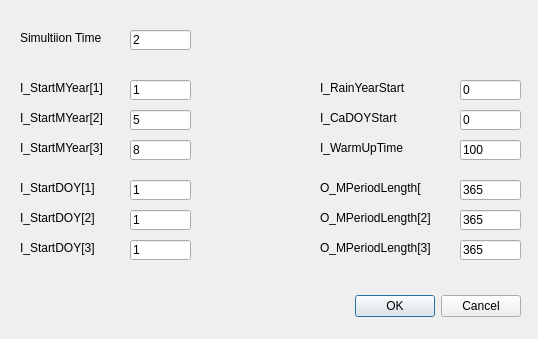
The window that uis/qtdesigners/input_initial_run.ui (uttu90/stella) describes before a commit, drawn with Qt 5.
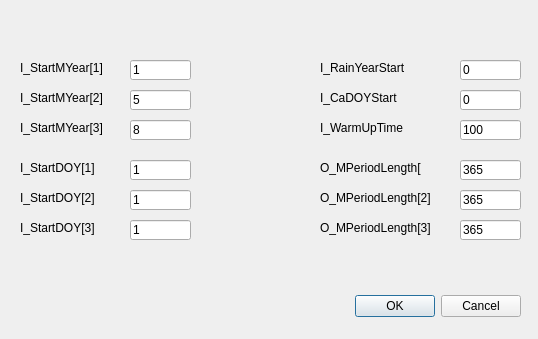
The same window after the commit.

What changed in the file:
```diff
--- a/uis/qtdesigners/input_initial_run.ui
+++ b/uis/qtdesigners/input_initial_run.ui
@@ -33,7 +33,7 @@
    <property name="geometry">
     <rect>
      <x>20</x>
-     <y>240</y>
+     <y>220</y>
      <width>91</width>
      <height>16</height>
     </rect>
@@ -46,7 +46,7 @@
    <property name="geometry">
     <rect>
      <x>460</x>
-     <y>110</y>
+     <y>90</y>
      <width>61</width>
      <height>20</height>
     </rect>
@@ -59,7 +59,7 @@
    <property name="geometry">
     <rect>
      <x>130</x>
-     <y>80</y>
+     <y>60</y>
      <width>61</width>
      <height>20</height>
     </rect>
@@ -72,7 +72,7 @@
    <property name="geometry">
     <rect>
      <x>20</x>
-     <y>140</y>
+     <y>120</y>
      <width>91</width>
      <height>16</height>
     </rect>
@@ -85,7 +85,7 @@
    <property name="geometry">
     <rect>
      <x>460</x>
-     <y>240</y>
+     <y>220</y>
      <width>61</width>
      <height>20</height>
     </rect>
@@ -98,7 +98,7 @@
    <property name="geometry">
     <rect>
      <x>460</x>
-     <y>140</y>
+     <y>120</y>
      <width>61</width>
      <height>20</height>
     </rect>
@@ -111,7 +111,7 @@
    <property name="geometry">
     <rect>
      <x>320</x>
-     <y>240</y>
+     <y>220</y>
      <width>111</width>
      <height>16</height>
     </rect>
@@ -124,7 +124,7 @@
    <property name="geometry">
     <rect>
      <x>320</x>
-     <y>110</y>
+     <y>90</y>
      <width>91</width>
      <height>16</height>
     </rect>
@@ -137,7 +137,7 @@
    <property name="geometry">
     <rect>
      <x>460</x>
-     <y>80</y>
+     <y>60</y>
      <width>61</width>
      <height>20</height>
     </rect>
@@ -150,7 +150,7 @@
    <property name="geometry">
     <rect>
      <x>130</x>
-     <y>140</y>
+     <y>120</y>
      <width>61</width>
      <height>20</height>
     </rect>
@@ -163,7 +163,7 @@
    <property name="geometry">
     <rect>
      <x>130</x>
-     <y>180</y>
+     <y>160</y>
      <width>61</width>
      <height>20</height>
     </rect>
@@ -176,7 +176,7 @@
    <property name="geometry">
     <rect>
      <x>320</x>
-     <y>210</y>
+     <y>190</y>
      <width>111</width>
      <height>16</height>
     </rect>
@@ -189,7 +189,7 @@
    <property name="geometry">
     <rect>
      <x>460</x>
-     <y>210</y>
+     <y>190</y>
      <width>61</width>
      <height>20</height>
     </rect>
@@ -202,7 +202,7 @@
    <property name="geometry">
     <rect>
      <x>320</x>
-     <y>140</y>
+     <y>120</y>
      <width>91</width>
      <height>16</height>
     </rect>
@@ -215,7 +215,7 @@
    <property name="geometry">
     <rect>
      <x>320</x>
-     <y>80</y>
+     <y>60</y>
      <width>91</width>
      <height>16</height>
     </rect>
@@ -228,7 +228,7 @@
    <property name="geometry">
     <rect>
      <x>20</x>
-     <y>80</y>
+     <y>60</y>
      <width>91</width>
      <height>16</height>
     </rect>
@@ -241,7 +241,7 @@
    <property name="geometry">
     <rect>
      <x>320</x>
-     <y>180</y>
+     <y>160</y>
      <width>101</width>
      <height>16</height>
     </rect>
@@ -254,7 +254,7 @@
    <property name="geometry">
     <rect>
      <x>460</x>
-     <y>180</y>
+     <y>160</y>
      <width>61</width>
      <height>20</height>
     </rect>
@@ -263,24 +263,11 @@
     <string>365</string>
    </property>
   </widget>
-  <widget class="QLabel" name="label_114">
-   <property name="geometry">
-    <rect>
-     <x>20</x>
-     <y>30</y>
-     <width>91</width>
-     <height>16</height>
-    </rect>
-   </property>
-   <property name="text">
-    <string>Simultiion Time</string>
-   </property>
-  </widget>
   <widget class="QLabel" name="label_121">
    <property name="geometry">
     <rect>
      <x>20</x>
-     <y>180</y>
+     <y>160</y>
      <width>91</width>
      <height>16</height>
     </rect>
@@ -293,7 +280,7 @@
    <property name="geometry">
     <rect>
      <x>20</x>
-     <y>110</y>
+     <y>90</y>
      <width>91</width>
      <height>16</height>
     </rect>
@@ -306,7 +293,7 @@
    <property name="geometry">
     <rect>
      <x>20</x>
-     <y>210</y>
+     <y>190</y>
      <width>91</width>
      <height>16</height>
     </rect>
@@ -319,7 +306,7 @@
    <property name="geometry">
     <rect>
      <x>130</x>
-     <y>110</y>
+     <y>90</y>
      <width>61</width>
      <height>20</height>
     </rect>
@@ -332,7 +319,7 @@
    <property name="geometry">
     <rect>
      <x>130</x>
-     <y>240</y>
+     <y>220</y>
      <width>61</width>
      <height>20</height>
     </rect>
@@ -345,7 +332,7 @@
    <property name="geometry">
     <rect>
      <x>130</x>
-     <y>210</y>
+     <y>190</y>
      <width>61</width>
      <height>20</height>
     </rect>
@@ -354,19 +341,6 @@
     <string>1</string>
    </property>
   </widget>
-  <widget class="QLineEdit" name="simulationTime">
-   <property name="geometry">
-    <rect>
-     <x>130</x>
-     <y>30</y>
-     <width>61</width>
-     <height>20</height>
-    </rect>
-   </property>
-   <property name="text">
-    <string>2</string>
-   </property>
-  </widget>
  </widget>
  <resources/>
  <connections>
```
